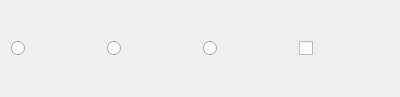
Qt form cg3/viewer/internal/mesh_manager.ui (cg3hci/cg3lib) before a commit.
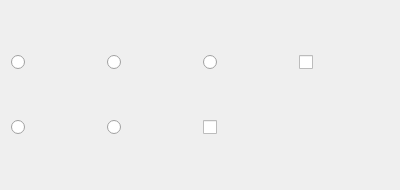
The same form after that commit. Icons and pictures are not drawn.

Commit message: more options mesh manager

```diff
--- a/cg3/viewer/internal/mesh_manager.ui
+++ b/cg3/viewer/internal/mesh_manager.ui
@@ -7,25 +7,14 @@
     <x>0</x>
     <y>0</y>
     <width>400</width>
-    <height>97</height>
+    <height>190</height>
    </rect>
   </property>
   <property name="windowTitle">
    <string>Frame</string>
   </property>
-  <layout class="QHBoxLayout" name="horizontalLayout">
-   <item>
-    <widget class="QRadioButton" name="pointsRadioButton">
-     <property name="text">
-      <string/>
-     </property>
-     <property name="icon">
-      <iconset resource="../../icons/icons.qrc">
-       <normaloff>:/points.png</normaloff>:/points.png</iconset>
-     </property>
-    </widget>
-   </item>
-   <item>
+  <layout class="QGridLayout" name="gridLayout">
+   <item row="0" column="1">
     <widget class="QRadioButton" name="flatRadioButton">
      <property name="text">
       <string/>
@@ -36,7 +25,7 @@
      </property>
     </widget>
    </item>
-   <item>
+   <item row="0" column="2">
     <widget class="QRadioButton" name="smoothRadioButton">
      <property name="text">
       <string/>
@@ -47,7 +36,21 @@
      </property>
     </widget>
    </item>
-   <item>
+   <item row="0" column="0">
+    <widget class="QRadioButton" name="pointsRadioButton">
+     <property name="text">
+      <string/>
+     </property>
+     <property name="icon">
+      <iconset resource="icons/icons.qrc">
+       <normaloff>:/points.png</normaloff>:/points.png</iconset>
+     </property>
+     <attribute name="buttonGroup">
+      <string notr="true">buttonGroup</string>
+     </attribute>
+    </widget>
+   </item>
+   <item row="0" column="3">
     <widget class="QCheckBox" name="wireframeCheckBox">
      <property name="text">
       <string/>
@@ -58,6 +61,45 @@
      </property>
     </widget>
    </item>
+   <item row="1" column="2">
+    <widget class="QCheckBox" name="bboxCheckBox">
+     <property name="text">
+      <string/>
+     </property>
+     <property name="icon">
+      <iconset resource="icons/icons.qrc">
+       <normaloff>:/bbox.png</normaloff>:/bbox.png</iconset>
+     </property>
+    </widget>
+   </item>
+   <item row="1" column="1">
+    <widget class="QRadioButton" name="tColorRadioButton">
+     <property name="text">
+      <string/>
+     </property>
+     <property name="icon">
+      <iconset resource="icons/icons.qrc">
+       <normaloff>:/vcolor.png</normaloff>:/vcolor.png</iconset>
+     </property>
+     <attribute name="buttonGroup">
+      <string notr="true">buttonGroup_2</string>
+     </attribute>
+    </widget>
+   </item>
+   <item row="1" column="0">
+    <widget class="QRadioButton" name="vColorRadioButton">
+     <property name="text">
+      <string/>
+     </property>
+     <property name="icon">
+      <iconset resource="icons/icons.qrc">
+       <normaloff>:/tcolor.png</normaloff>:/tcolor.png</iconset>
+     </property>
+     <attribute name="buttonGroup">
+      <string notr="true">buttonGroup_2</string>
+     </attribute>
+    </widget>
+   </item>
   </layout>
  </widget>
  <resources>
```
Left out of the diff: 18 changed lines with no effect on the pictures. The commit also changes 9 other files.
